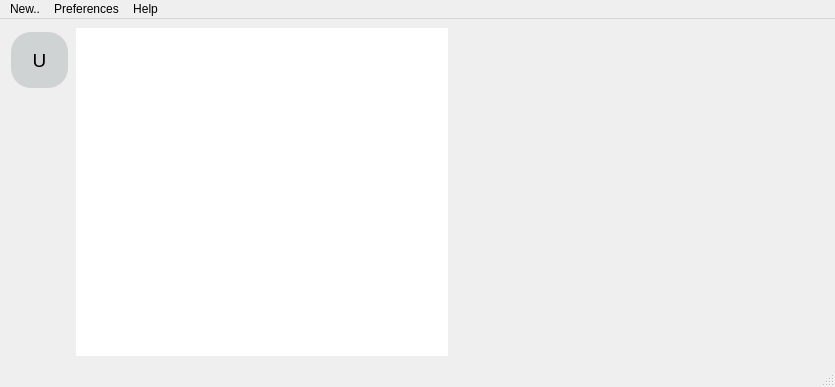
First picture: the form in window_ui/main_window.ui, repository skaldson/password_manager, before the edit.
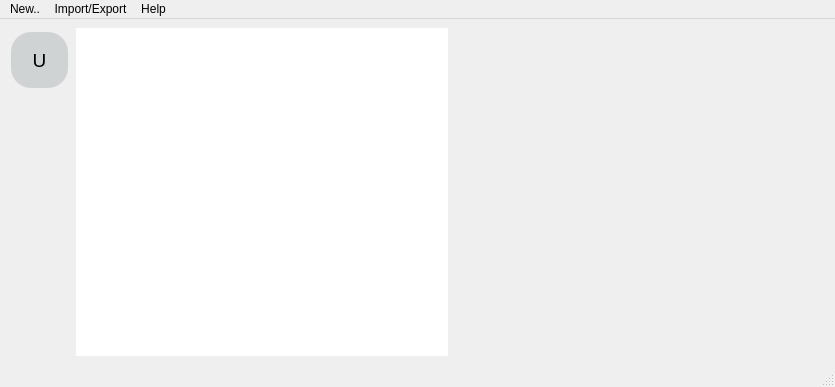
Second picture: the form after the edit. Icons and pictures are not drawn. Custom widgets are drawn as their Qt base class.

```diff
--- a/window_ui/main_window.ui
+++ b/window_ui/main_window.ui
@@ -133,7 +133,7 @@
      <height>25</height>
     </rect>
    </property>
-   <widget class="QMenu" name="menu_new">
+   <widget class="QMenu" name="menu_file">
     <property name="title">
      <string>New..</string>
     </property>
@@ -148,21 +148,21 @@
     <addaction name="menuExport_Import"/>
     <addaction name="action_delete_user"/>
    </widget>
-   <widget class="QMenu" name="menuPreferences">
+   <widget class="QMenu" name="menu_import">
     <property name="title">
-     <string>Preferences</string>
+     <string>Import/Export</string>
     </property>
     <addaction name="actionChange_Theme"/>
    </widget>
-   <widget class="QMenu" name="menuHelp">
+   <widget class="QMenu" name="menu_help">
     <property name="title">
      <string>Help</string>
     </property>
     <addaction name="actionInformation"/>
    </widget>
-   <addaction name="menu_new"/>
-   <addaction name="menuPreferences"/>
-   <addaction name="menuHelp"/>
+   <addaction name="menu_file"/>
+   <addaction name="menu_import"/>
+   <addaction name="menu_help"/>
   </widget>
   <widget class="QStatusBar" name="statusbar"/>
   <action name="action_new_password">
```
Left out of the diff: 108 changed lines with no effect on the pictures.
